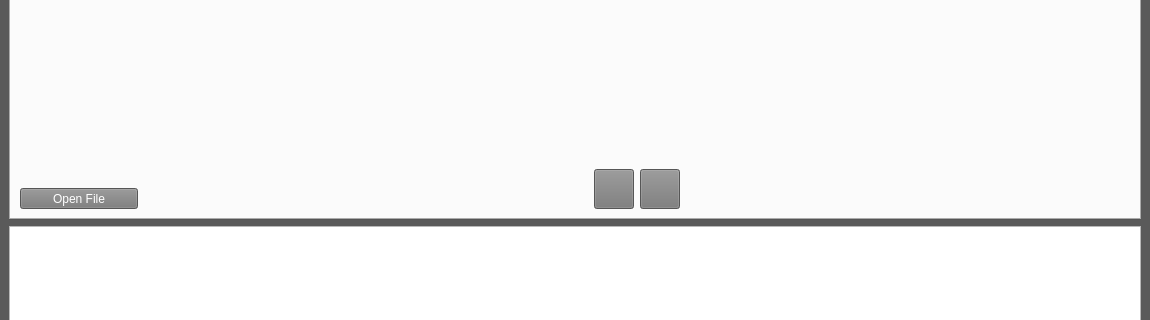
Above: mainwindow.ui from BurtBR/LIPS before the change; both pictures show x 0 to 1150 and y 343 to 663 of the 1150 by 792 pixel window. Below: the same form after it.
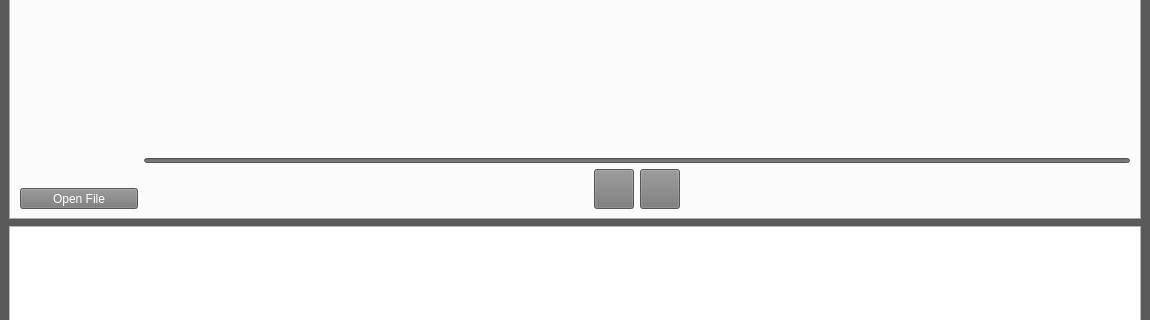
That is the form after the change. Icons and pictures are not drawn.

What changed in the file:
```diff
--- a/mainwindow.ui
+++ b/mainwindow.ui
@@ -59,6 +59,15 @@
 	font: 12pt &quot;Source Code Pro&quot;;
 	color: white;
 	background-color: rgb(120, 120, 120);
+}
+
+QProgressBar{
+	background-color: rgb(120, 120, 120);
+}
+
+QProgressBar::chunk{
+	background-color: rgb(255, 53, 56);
+	border-radius: 10%;
 }</string>
   </property>
   <widget class="QWidget" name="centralwidget">
@@ -209,6 +218,37 @@
             </property>
            </widget>
           </item>
+          <item>
+           <widget class="QProgressBar" name="progressBar">
+            <property name="sizePolicy">
+             <sizepolicy hsizetype="Expanding" vsizetype="Preferred">
+              <horstretch>0</horstretch>
+              <verstretch>0</verstretch>
+             </sizepolicy>
+            </property>
+            <property name="minimumSize">
+             <size>
+              <width>0</width>
+              <height>5</height>
+             </size>
+            </property>
+            <property name="maximumSize">
+             <size>
+              <width>16777215</width>
+              <height>5</height>
+             </size>
+            </property>
+            <property name="maximum">
+             <number>10000</number>
+            </property>
+            <property name="value">
+             <number>0</number>
+            </property>
+            <property name="format">
+             <string/>
+            </property>
+           </widget>
+          </item>
           <item>
            <layout class="QHBoxLayout" name="horizontalLayout_2">
             <item>
```
